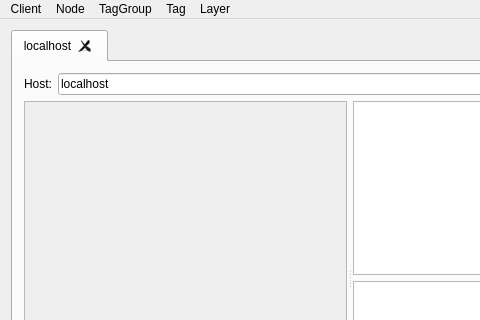
The window that ui/verseclient.ui (verse/verse-explorer) describes before a commit, drawn with Qt 5; both pictures show x 0 to 480 and y 0 to 320 of the 700 by 500 pixel window.
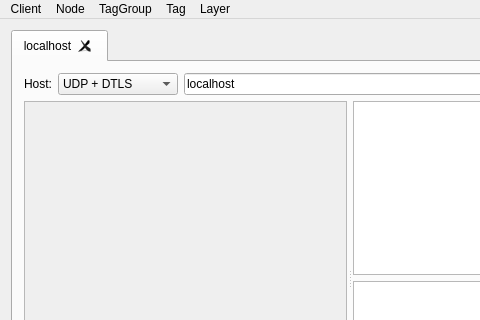
The same window after the commit. Icons and pictures are not drawn.

Commit message: Add option to change type of connection (TCP/UDP, TLS/DTLS/NoSec).

What changed in the file:
```diff
--- a/ui/verseclient.ui
+++ b/ui/verseclient.ui
@@ -55,6 +55,36 @@
             </property>
            </widget>
           </item>
+          <item>
+           <widget class="QComboBox" name="protoComboBox">
+            <property name="minimumSize">
+             <size>
+              <width>120</width>
+              <height>0</height>
+             </size>
+            </property>
+            <item>
+             <property name="text">
+              <string extracomment="UDP secured with DTLS">UDP + DTLS</string>
+             </property>
+            </item>
+            <item>
+             <property name="text">
+              <string extracomment="Unsecured UDP">UDP</string>
+             </property>
+            </item>
+            <item>
+             <property name="text">
+              <string extracomment="TCP secured with TLS">TCP + TLS</string>
+             </property>
+            </item>
+            <item>
+             <property name="text">
+              <string extracomment="Unsecured TCP">TCP</string>
+             </property>
+            </item>
+           </widget>
+          </item>
           <item>
            <widget class="QLineEdit" name="urlLineEdit">
             <property name="text">
```
The commit also changes 2 other files.
